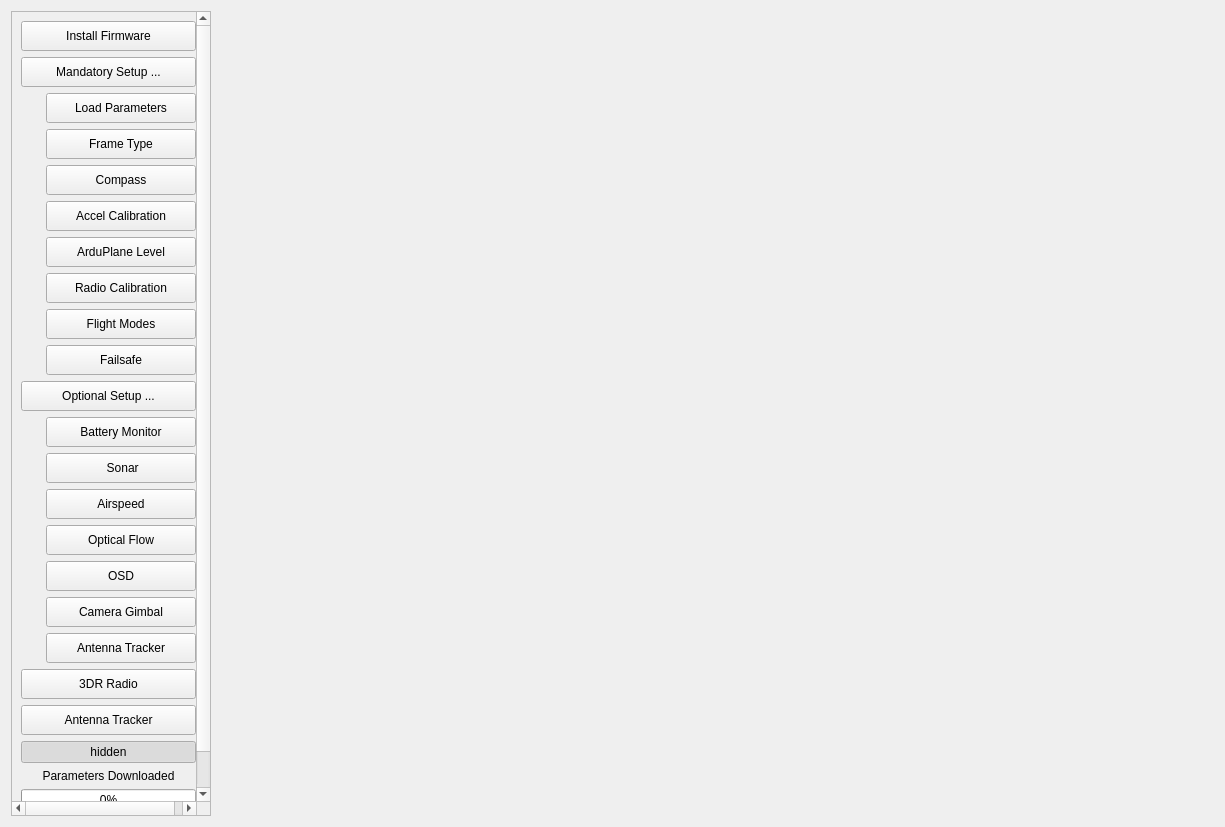
Qt form src/ui/configuration/ApmHardwareConfig.ui (ArduPilot/apm_planner) before a commit.
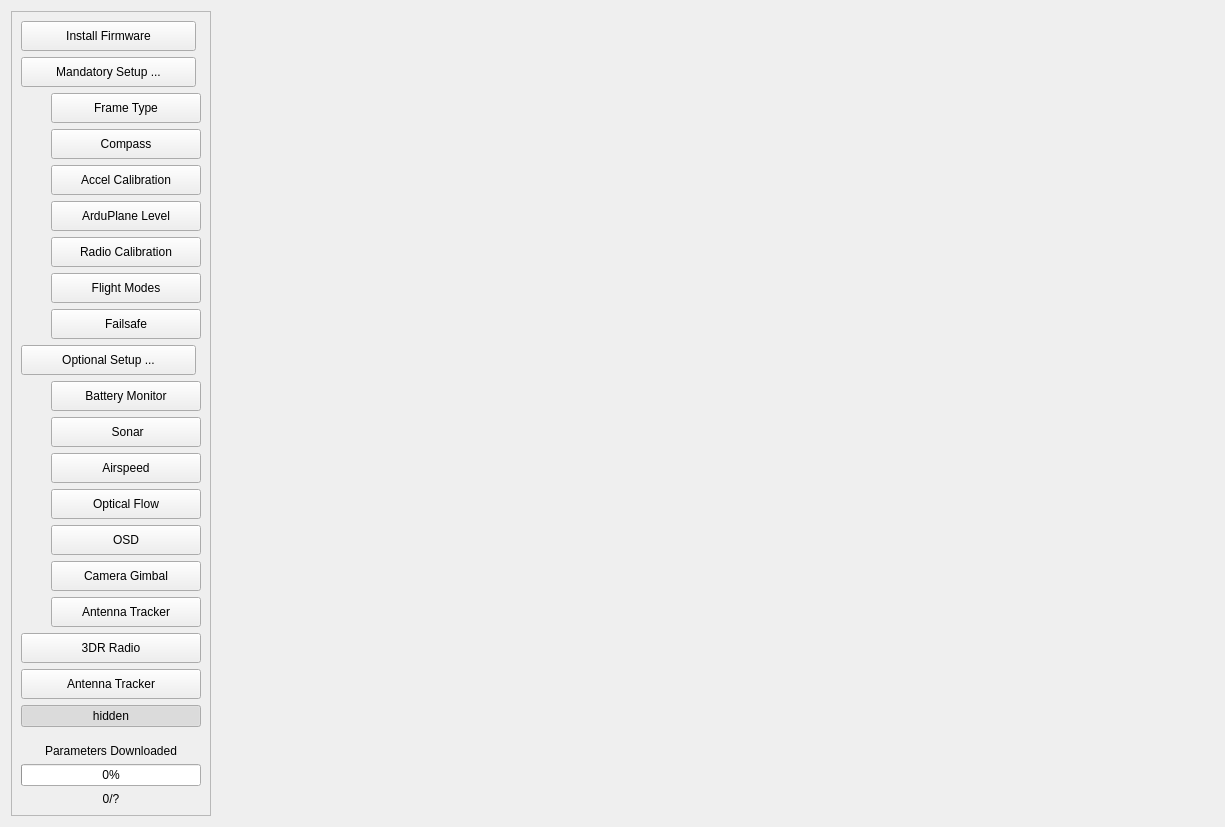
The same form after that commit. Icons and pictures are not drawn.

Commit message: Add Frame Parameter Loading to Frame Type View Remove Load Parameter View

What changed in the file:
```diff
--- a/src/ui/configuration/ApmHardwareConfig.ui
+++ b/src/ui/configuration/ApmHardwareConfig.ui
@@ -125,31 +125,6 @@
            </property>
           </widget>
          </item>
-         <item alignment="Qt::AlignRight">
-          <widget class="QPushButton" name="loadParamButton">
-           <property name="minimumSize">
-            <size>
-             <width>150</width>
-             <height>30</height>
-            </size>
-           </property>
-           <property name="maximumSize">
-            <size>
-             <width>150</width>
-             <height>30</height>
-            </size>
-           </property>
-           <property name="text">
-            <string>Load Parameters</string>
-           </property>
-           <property name="checkable">
-            <bool>true</bool>
-           </property>
-           <property name="autoExclusive">
-            <bool>true</bool>
-           </property>
-          </widget>
-         </item>
          <item alignment="Qt::AlignRight">
           <widget class="QPushButton" name="frameTypeButton">
            <property name="minimumSize">
```
The commit also changes 9 other files.
